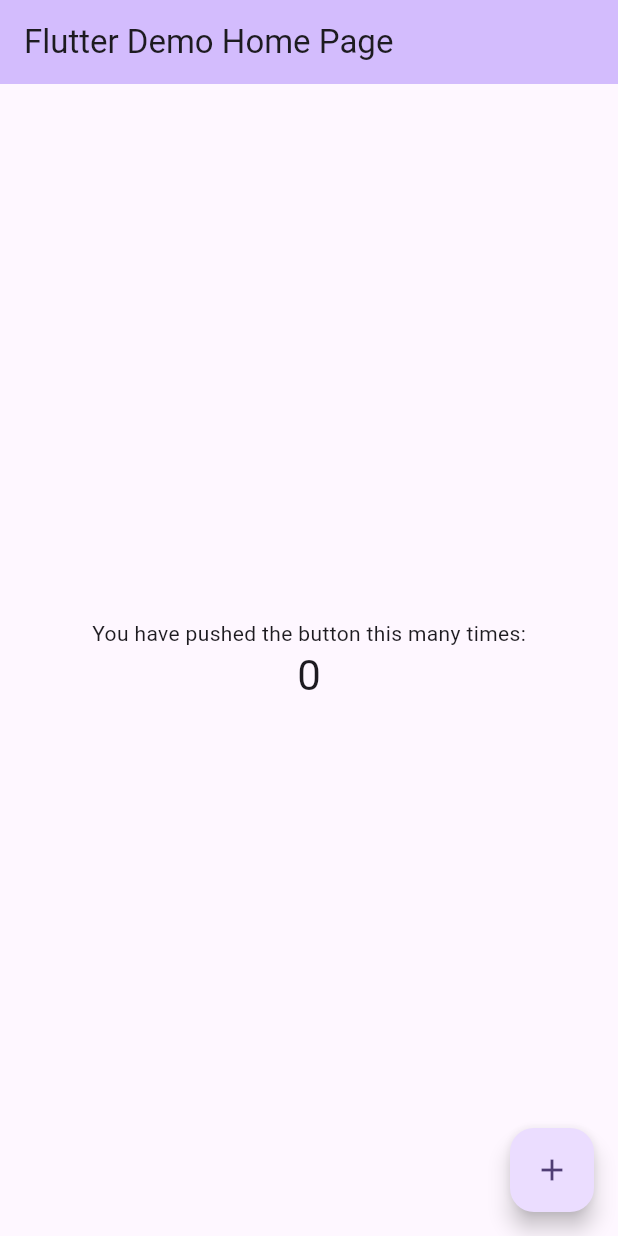
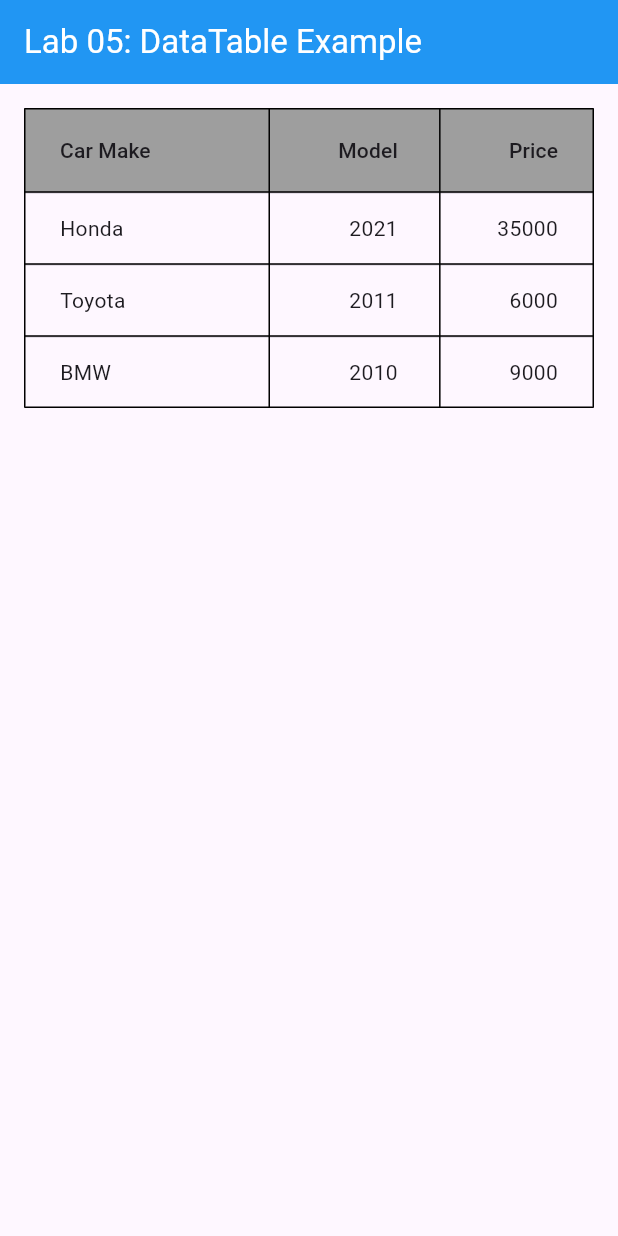
Before and after one commit to damiaqistina/TMA3084_G02_102504_Lab05_Lesson07, a Flutter app: the screen it shows after launch, on a phone screen of 412 x 824 dp. Run offline on Flutter 3.47's test engine with Material 3 defaults, Android fonts, the phone set to English and light mode, and no system bars.

Commit message:
feat: complete Lab B DataTable with built-in sorting

```diff
--- a/data_table_lab/lib/main.dart
+++ b/data_table_lab/lib/main.dart
@@ -1,121 +1,89 @@
 import 'package:flutter/material.dart';
 
-void main() {
-  runApp(const MyApp());
+void main() => runApp(const MaterialApp(home: CarTablePage()));
+
+class Car {
+  Car(this.make, this.model, this.price);
+  final String make;
+  final int model;
+  final int price;
 }
 
-class MyApp extends StatelessWidget {
-  const MyApp({super.key});
+class CarTablePage extends StatefulWidget {
+  const CarTablePage({super.key});
 
-  // This widget is the root of your application.
   @override
-  Widget build(BuildContext context) {
-    return MaterialApp(
-      title: 'Flutter Demo',
-      theme: ThemeData(
-        // This is the theme of your application.
-        //
-        // TRY THIS: Try running your application with "flutter run". You'll see
-        // the application has a purple toolbar. Then, without quitting the app,
-        // try changing the seedColor in the colorScheme below to Colors.green
-        // and then invoke "hot reload" (save your changes or press the "hot
-        // reload" button in a Flutter-supported IDE, or press "r" if you used
-        // the command line to start the app).
-        //
-        // Notice that the counter didn't reset back to zero; the application
-        // state is not lost during the reload. To reset the state, use hot
-        // restart instead.
-        //
-        // This works for code too, not just values: Most code changes can be
-        // tested with just a hot reload.
-        colorScheme: .fromSeed(seedColor: Colors.deepPurple),
-      ),
-      home: const MyHomePage(title: 'Flutter Demo Home Page'),
-    );
-  }
+  State<CarTablePage> createState() => _CarTablePageState();
 }
 
-class MyHomePage extends StatefulWidget {
-  const MyHomePage({super.key, required this.title});
+class _CarTablePageState extends State<CarTablePage> {
+  int? sortColumnIndex;
+  bool sortAscending = true;
 
-  // This widget is the home page of your application. It is stateful, meaning
-  // that it has a State object (defined below) that contains fields that affect
-  // how it looks.
+  final List<Car> cars = [
+    Car('Honda', 2021, 35000),
+    Car('Toyota', 2011, 6000),
+    Car('BMW', 2010, 9000),
+  ];
 
-  // This class is the configuration for the state. It holds the values (in this
-  // case the title) provided by the parent (in this case the App widget) and
-  // used by the build method of the State. Fields in a Widget subclass are
-  // always marked "final".
-
-  final String title;
-
-  @override
-  State<MyHomePage> createState() => _MyHomePageState();
-}
-
-class _MyHomePageState extends State<MyHomePage> {
-  int _counter = 0;
-
-  void _incrementCounter() {
+  void sortBy(
+    int columnIndex,
+    bool ascending,
+    int Function(Car a, Car b) compare,
+  ) {
     setState(() {
-      // This call to setState tells the Flutter framework that something has
-      // changed in this State, which causes it to rerun the build method below
-      // so that the display can reflect the updated values. If we changed
-      // _counter without calling setState(), then the build method would not be
-      // called again, and so nothing would appear to happen.
-      _counter++;
+      cars.sort((a, b) => ascending ? compare(a, b) : compare(b, a));
+      sortColumnIndex = columnIndex;
+      sortAscending = ascending;
     });
   }
 
   @override
   Widget build(BuildContext context) {
-    // This method is rerun every time setState is called, for instance as done
-    // by the _incrementCounter method above.
-    //
-    // The Flutter framework has been optimized to make rerunning build methods
-    // fast, so that you can just rebuild anything that needs updating rather
-    // than having to individually change instances of widgets.
     return Scaffold(
       appBar: AppBar(
-        // TRY THIS: Try changing the color here to a specific color (to
-        // Colors.amber, perhaps?) and trigger a hot reload to see the AppBar
-        // change color while the other colors stay the same.
-        backgroundColor: Theme.of(context).colorScheme.inversePrimary,
-        // Here we take the value from the MyHomePage object that was created by
-        // the App.build method, and use it to set our appbar title.
-        title: Text(widget.title),
+        title: const Text('Lab 05: DataTable Example'),
+        backgroundColor: Colors.blue,
+        foregroundColor: Colors.white,
       ),
-      body: Center(
-        // Center is a layout widget. It takes a single child and positions it
-        // in the middle of the parent.
-        child: Column(
-          // Column is also a layout widget. It takes a list of children and
-          // arranges them vertically. By default, it sizes itself to fit its
-          // children horizontally, and tries to be as tall as its parent.
-          //
-          // Column has various properties to control how it sizes itself and
-          // how it positions its children. Here we use mainAxisAlignment to
-          // center the children vertically; the main axis here is the vertical
-          // axis because Columns are vertical (the cross axis would be
-          // horizontal).
-          //
-          // TRY THIS: Invoke "debug painting" (choose the "Toggle Debug Paint"
-          // action in the IDE, or press "p" in the console), to see the
-          // wireframe for each widget.
-          mainAxisAlignment: .center,
-          children: [
-            const Text('You have pushed the button this many times:'),
-            Text(
-              '$_counter',
-              style: Theme.of(context).textTheme.headlineMedium,
+      body: Padding(
+        padding: const EdgeInsets.all(16.0),
+        child: DataTable(
+          sortColumnIndex: sortColumnIndex,
+          sortAscending: sortAscending,
+          border: TableBorder.all(color: Colors.black),
+          headingRowColor: WidgetStateProperty.all<Color>(Colors.grey),
+          columns: [
+            DataColumn(
+              label: const Text('Car Make'),
+              onSort: (i, asc) =>
+                  sortBy(i, asc, (a, b) => a.make.compareTo(b.make)),
+            ),
+            DataColumn(
+              label: const Text('Model'),
+              numeric: true,
+              onSort: (i, asc) =>
+                  sortBy(i, asc, (a, b) => a.model.compareTo(b.model)),
+            ),
+            DataColumn(
+              label: const Text('Price'),
+              numeric: true,
+              onSort: (i, asc) =>
+                  sortBy(i, asc, (a, b) => a.price.compareTo(b.price)),
             ),
           ],
+          rows: cars
+              .map(
+                (car) => DataRow(
+                  cells: [
+                    DataCell(Text(car.make)),
+                    DataCell(Text(car.model.toString())),
+                    DataCell(Text(car.price.toString())),
+                  ],
+                ),
+              )
+              .toList(),
         ),
-      ),
-      floatingActionButton: FloatingActionButton(
-        onPressed: _incrementCounter,
-        tooltip: 'Increment',
-        child: const Icon(Icons.add),
       ),
     );
   }
```
Also changed, not shown: 1 other file.
